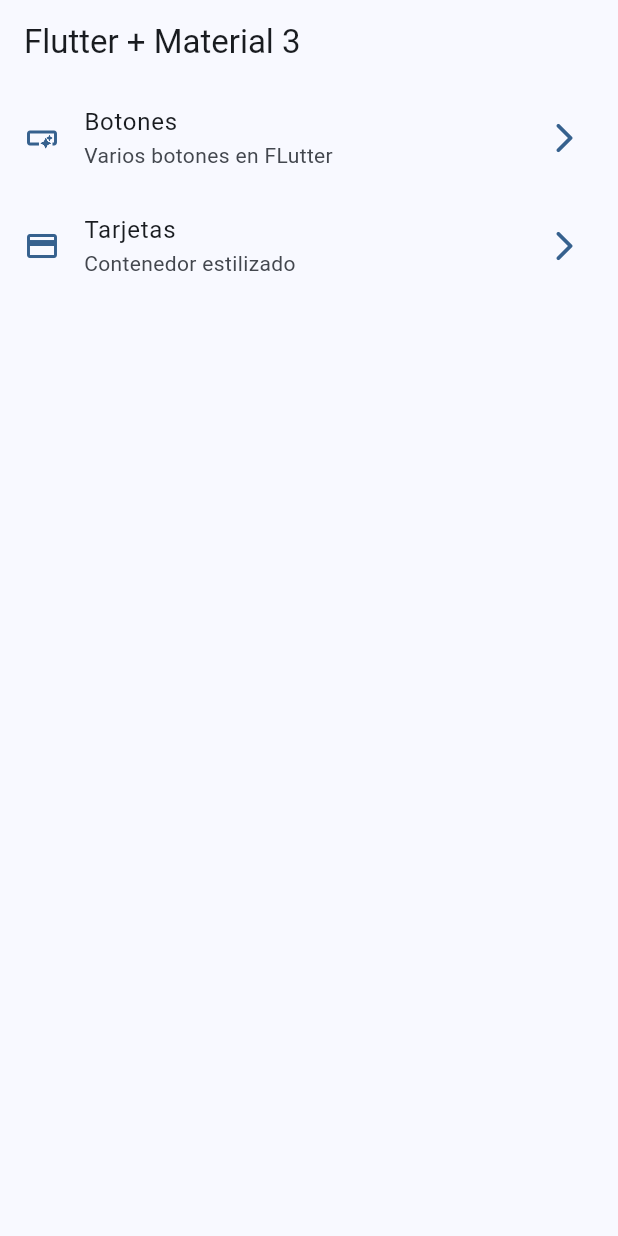
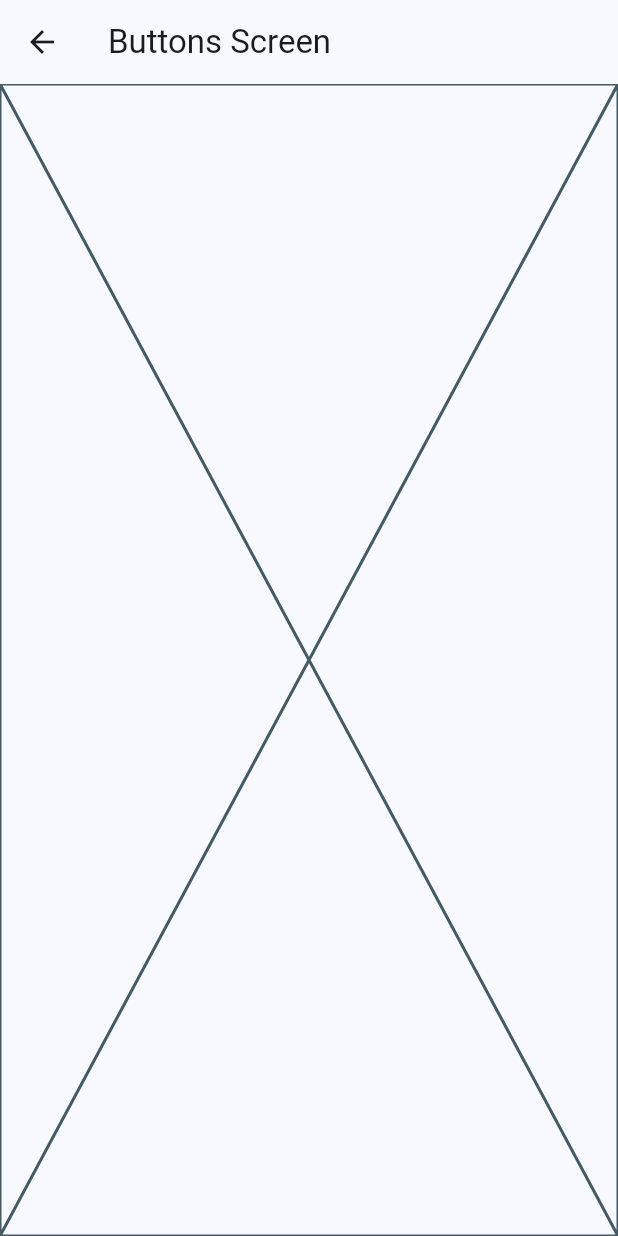
Before and after one commit to JosanFM/Personal_Widgets_Catalogue, a Flutter app: the screen it shows after launch, after a tap on "Botones", on a phone screen of 412 x 824 dp. Run offline on Flutter 3.47's test engine with Material 3 defaults, Android fonts, the phone set to English and light mode, and no system bars.

Commit message:
rutas básicas configuradas

```diff
--- a/lib/config/manu/manu_items.dart
+++ b/lib/config/manu/manu_items.dart
@@ -31,7 +31,7 @@ const appMenuItems = <MenuItem>[
 
   MenuItem(title: 'Tarjetas',
   subTitle: 'Contenedor estilizado',
-  link: '/card',
+  link: '/cards',
   icon: Icons.credit_card
   )
 ];
--- a/lib/config/theme/app_theme.dart
+++ b/lib/config/theme/app_theme.dart
@@ -19,20 +19,15 @@ class AppTheme {
   final int selectedColor;
 
   AppTheme({
-    this.selectedColor = 0
-  }): assert( selectedColor >= 0, 'Selected color must be greater then 0' ),
-      assert( selectedColor < colorList.length,
-        'Selected color must be less or equal than ${ colorList.length - 1 }');
-
+    this.selectedColor = 1
+  });
 
   ThemeData getTheme() => ThemeData(
     useMaterial3: true,
-    colorSchemeSeed: colorList [selectedColor],
-    appBarTheme: AppBarTheme(
-      centerTitle: false,
+    colorSchemeSeed: colorList[ selectedColor ],
+    appBarTheme: const AppBarTheme(
+      centerTitle: false
     )
   );
 
-
-
 }
--- a/lib/main.dart
+++ b/lib/main.dart
@@ -1,5 +1,7 @@
 import 'package:flutter/material.dart';
 import 'package:widgets_app/config/theme/app_theme.dart';
+import 'package:widgets_app/presentation/screens/buttons/buttons_screen.dart';
+import 'package:widgets_app/presentation/screens/cards/cards_screen.dart';
 import 'package:widgets_app/presentation/screens/home/home_screen.dart';
 
 void main() {
@@ -14,7 +16,11 @@ class MainApp extends StatelessWidget {
     return  MaterialApp(
       debugShowCheckedModeBanner: false,
       theme:AppTheme(selectedColor: 0).getTheme() ,
-      home: HomeScreen()
+      home: HomeScreen(),
+      routes: {
+        '/buttons': (context) => const ButtonsScreen(),
+        '/cards': (context) => const CardsScreen(),
+      },
     );
   }
 }
--- /dev/null
+++ b/lib/presentation/screens/buttons/buttons_screen.dart
@@ -0,0 +1,15 @@
+import 'package:flutter/material.dart';
+
+class ButtonsScreen extends StatelessWidget {
+  const ButtonsScreen({super.key});
+
+  @override
+  Widget build(BuildContext context) {
+    return Scaffold(
+      appBar: AppBar(
+        title: const Text('Buttons Screen'),
+      ),
+      body: const Placeholder(),
+    );
+  }
+}
--- /dev/null
+++ b/lib/presentation/screens/cards/cards_screen.dart
@@ -0,0 +1,15 @@
+import 'package:flutter/material.dart';
+
+class CardsScreen extends StatelessWidget {
+  const CardsScreen({super.key});
+
+  @override
+  Widget build(BuildContext context) {
+    return Scaffold(
+      appBar: AppBar(
+        title: const Text('Cards Screen'),
+      ),
+      body: const Placeholder(),
+    );
+  }
+}
--- a/lib/presentation/screens/home/home_screen.dart
+++ b/lib/presentation/screens/home/home_screen.dart
@@ -1,5 +1,6 @@
 import 'package:flutter/material.dart';
 import 'package:widgets_app/config/manu/manu_items.dart';
+import 'package:widgets_app/presentation/screens/buttons/buttons_screen.dart';
 
 
 class HomeScreen extends StatelessWidget {
@@ -55,7 +56,9 @@ class _CustomListTitle extends StatelessWidget {
       title: Text(menuItem.title),
       subtitle: Text(menuItem.subTitle),
       onTap: (){
-        //TODO: navegar a otras pantallas
+
+        Navigator.pushNamed(context, menuItem.link) ;
+
       },
     );
   }
```
